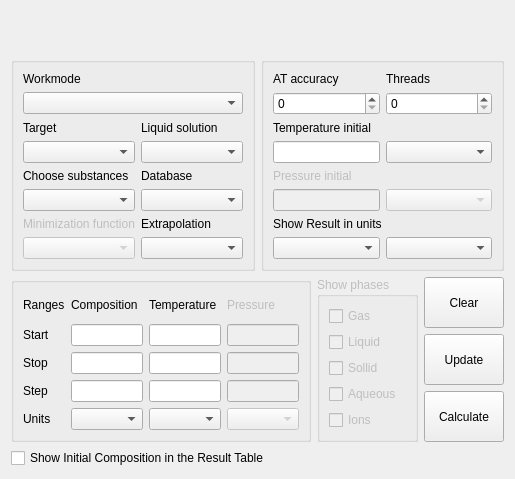
The window that src/calculationparameters.ui (alexonemore/atc) describes before a commit, drawn with Qt 5.
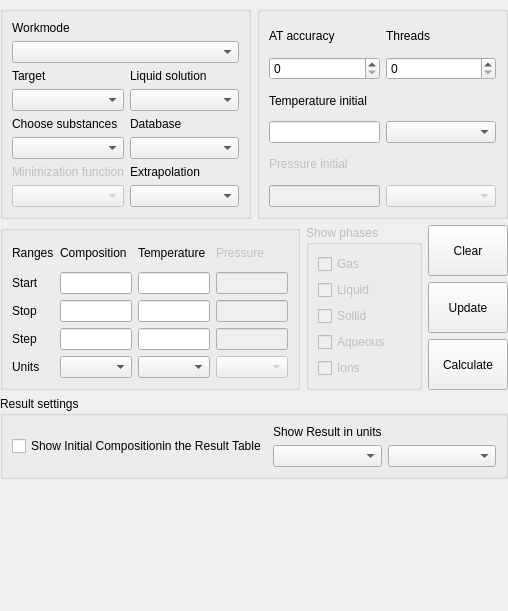
The same window after the commit. Custom widgets are drawn as their Qt base class.

```diff
--- a/src/calculationparameters.ui
+++ b/src/calculationparameters.ui
@@ -7,7 +7,7 @@
     <x>0</x>
     <y>0</y>
     <width>508</width>
-    <height>479</height>
+    <height>611</height>
    </rect>
   </property>
   <property name="sizePolicy">
@@ -20,6 +20,18 @@
    <string>GroupBox</string>
   </property>
   <layout class="QVBoxLayout" name="verticalLayout_2">
+   <property name="leftMargin">
+    <number>0</number>
+   </property>
+   <property name="topMargin">
+    <number>0</number>
+   </property>
+   <property name="rightMargin">
+    <number>0</number>
+   </property>
+   <property name="bottomMargin">
+    <number>0</number>
+   </property>
    <item>
     <widget class="PeriodicTable" name="periodic_table" native="true"/>
    </item>
@@ -220,19 +232,6 @@
           </property>
          </widget>
         </item>
-        <item row="7" column="0">
-         <widget class="QComboBox" name="temperature_result_units"/>
-        </item>
-        <item row="7" column="1">
-         <widget class="QComboBox" name="composition_result_units"/>
-        </item>
-        <item row="6" column="0" colspan="2">
-         <widget class="QLabel" name="label_3">
-          <property name="text">
-           <string>Show Result in units</string>
-          </property>
-         </widget>
-        </item>
        </layout>
       </widget>
      </item>
@@ -525,11 +524,56 @@
     </layout>
    </item>
    <item>
-    <widget class="QCheckBox" name="show_initial_in_result">
-     <property name="text">
-      <string>Show Initial Composition in the Result Table</string>
+    <layout class="QHBoxLayout" name="horizontalLayout_3">
+     <item>
+      <widget class="QGroupBox" name="groupBox_3">
+       <property name="sizePolicy">
+        <sizepolicy hsizetype="Minimum" vsizetype="Minimum">
+         <horstretch>0</horstretch>
+         <verstretch>0</verstretch>
+        </sizepolicy>
+       </property>
+       <property name="title">
+        <string>Result settings</string>
+       </property>
+       <layout class="QGridLayout" name="gridLayout">
+        <item row="1" column="1">
+         <widget class="QComboBox" name="temperature_result_units"/>
+        </item>
+        <item row="1" column="2">
+         <widget class="QComboBox" name="composition_result_units"/>
+        </item>
+        <item row="0" column="1" colspan="2">
+         <widget class="QLabel" name="label_3">
+          <property name="text">
+           <string>Show Result in units</string>
+          </property>
+         </widget>
+        </item>
+        <item row="0" column="0" rowspan="2">
+         <widget class="QCheckBox" name="show_initial_in_result">
+          <property name="text">
+           <string>Show Initial Compositionin the Result Table</string>
+          </property>
+         </widget>
+        </item>
+       </layout>
+      </widget>
+     </item>
+    </layout>
+   </item>
+   <item>
+    <spacer name="verticalSpacer">
+     <property name="orientation">
+      <enum>Qt::Vertical</enum>
      </property>
-    </widget>
+     <property name="sizeHint" stdset="0">
+      <size>
+       <width>20</width>
+       <height>40</height>
+      </size>
+     </property>
+    </spacer>
    </item>
   </layout>
  </widget>
```
